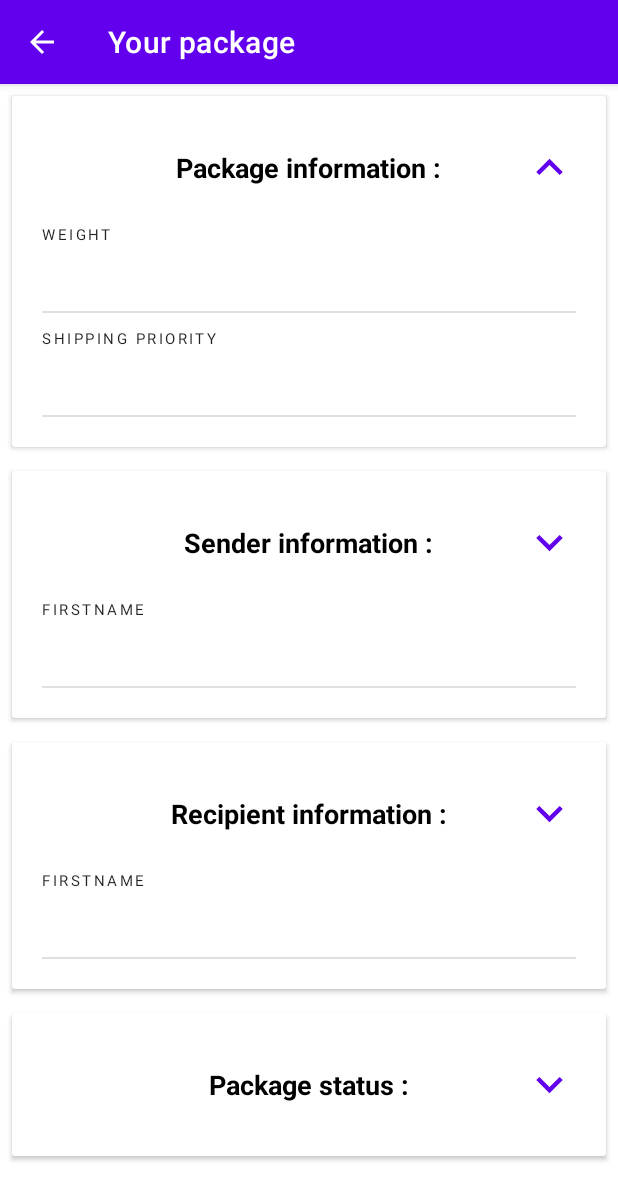
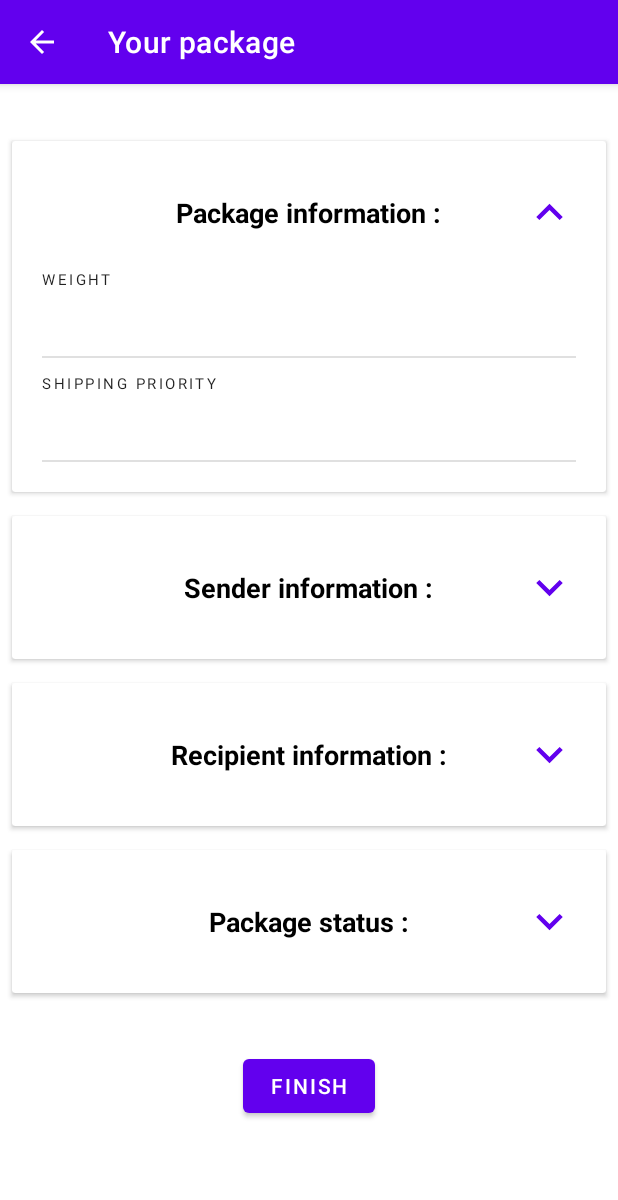
Before and after one commit to d-roduit/ShipmentTracking, an Android app: the ClientTrackPackageInformationActivity screen opened directly, with no data from a screen before it, after a tap on an icon or button, on a phone screen of 412 x 824 dp. Shown: the top 1200 px of the screen. Run offline under Robolectric (Android 15) with nearby library versions, the phone set to English and light mode, and no system bars; our stand-ins replace Room's generated code; 12 statements that could not run were skipped.

Commit message:
Adjustments and corrections

```diff
--- a/app/src/main/java/ch/dc/shipment_tracking_app/ClientPackageConfirmationActivity.java
+++ b/app/src/main/java/ch/dc/shipment_tracking_app/ClientPackageConfirmationActivity.java
@@ -90,7 +90,7 @@ public class ClientPackageConfirmationActivity extends BaseActivity {
 
         // Create the shipment
         Shipment shipment = new Shipment(item.getShippingNumber(),
-                TrackingStatus.DEPOSITED.getStringId(), item.getSenderNpa(), item.getSenderCity());
+                TrackingStatus.DEPOSITED.getStatusListPosition(), item.getSenderNpa(), item.getSenderCity());
 
         sendPackageButton.setOnClickListener(v -> sendPackage(item, shipment));
     }
--- a/app/src/main/java/ch/dc/shipment_tracking_app/ClientTrackPackageInformationActivity.java
+++ b/app/src/main/java/ch/dc/shipment_tracking_app/ClientTrackPackageInformationActivity.java
@@ -31,12 +31,16 @@ public class ClientTrackPackageInformationActivity extends BaseActivity {
     private LinearLayout expandableViewPackage;
     private LinearLayout expandableViewSender;
     private LinearLayout expandableViewRecipient;
+    private LinearLayout expandableViewStatus;
     private Button arrowButtonPackage;
     private Button arrowButtonSender;
     private Button arrowButtonRecipient;
+    private Button arrowButtonStatus;
+    private Button finishButton;
     private CardView packageCardview;
     private CardView senderCardview;
     private CardView recipientCardview;
+    private CardView statusCardview;
     private TextView textViewWeight;
     private TextView textViewShippingPriority;
     private TextView textViewSenderFirstname;
@@ -80,12 +84,16 @@ public class ClientTrackPackageInformationActivity extends BaseActivity {
         expandableViewPackage = findViewById(R.id.track_package_expandableView_package);
         expandableViewSender = findViewById(R.id.track_package_expandableView_sender);
         expandableViewRecipient = findViewById(R.id.track_package_expandableView_recipient);
+        expandableViewStatus = findViewById(R.id.track_package_expandableView_status);
         arrowButtonPackage = findViewById(R.id.button_expandCard_arrow_down_package);
         arrowButtonSender = findViewById(R.id.button_expandCard_arrow_down_sender);
         arrowButtonRecipient = findViewById(R.id.button_expandCard_arrow_down_recipient);
+        arrowButtonStatus = findViewById(R.id.button_expandCard_arrow_down_status);
+        finishButton = findViewById(R.id.track_package_button_finish);
         packageCardview = findViewById(R.id.cardview_package_information);
         senderCardview = findViewById(R.id.cardview_sender_information);
         recipientCardview = findViewById(R.id.cardview_recipient_information);
+        statusCardview = findViewById(R.id.cardview_status);
         textViewWeight = findViewById(R.id.track_package_weight);
         textViewShippingPriority = findViewById(R.id.track_package_shipping_priority);
         textViewSenderFirstname = findViewById(R.id.track_package_sender_firstname);
@@ -135,6 +143,10 @@ public class ClientTrackPackageInformationActivity extends BaseActivity {
                 expandCard(senderCardview, expandableViewSender, arrowButtonSender));
         arrowButtonRecipient.setOnClickListener(v ->
                 expandCard(recipientCardview, expandableViewRecipient, arrowButtonRecipient));
+        arrowButtonStatus.setOnClickListener(v ->
+                expandCard(statusCardview, expandableViewStatus, arrowButtonStatus));
+
+        finishButton.setOnClickListener(v -> redirectActivity(this, ClientMainActivity.class));
     }
 
     private void expandCard(CardView cardView, View expandableView, Button button) {
--- a/app/src/main/java/ch/dc/shipment_tracking_app/PostEmployeeManagePackageActivity.java
+++ b/app/src/main/java/ch/dc/shipment_tracking_app/PostEmployeeManagePackageActivity.java
@@ -10,9 +10,12 @@ import android.widget.AutoCompleteTextView;
 import android.widget.Button;
 
 import androidx.annotation.NonNull;
+import androidx.lifecycle.ViewModelProvider;
 
 import com.google.android.material.dialog.MaterialAlertDialogBuilder;
 import com.google.android.material.textfield.TextInputLayout;
+
+import ch.dc.shipment_tracking_app.viewmodel.ShipmentViewModel;
 
 public class PostEmployeeManagePackageActivity extends BaseActivity {
 
@@ -52,6 +55,7 @@ public class PostEmployeeManagePackageActivity extends BaseActivity {
 
         snackbarIntent = new Intent(this, PostEmployeeMainActivity.class);
 
+        //Views
         packageWeightTextInputLayout = findViewById(R.id.post_employee_manage_package_input_weight);
         shippingPriorityTextInputLayout = findViewById(R.id.post_employee_manage_package_input_shipping_priority);
         shippingPriorityDropDown = findViewById(R.id.post_employee_manage_package_shipping_priority_list);
--- a/app/src/main/java/ch/dc/shipment_tracking_app/db/entity/Shipment.java
+++ b/app/src/main/java/ch/dc/shipment_tracking_app/db/entity/Shipment.java
@@ -21,7 +21,7 @@ import java.util.Date;
                 onUpdate = ForeignKey.CASCADE
         )
 }, indices = {
-        @Index(value = "shipping_number", unique = true)
+        @Index(value = "shipping_number")
 })
 public class Shipment {
 
--- a/app/src/main/res/layout/activity_client_track_package_information.xml
+++ b/app/src/main/res/layout/activity_client_track_package_information.xml
@@ -9,7 +9,8 @@
     <LinearLayout
         android:layout_width="match_parent"
         android:layout_height="wrap_content"
-        android:orientation="vertical">
+        android:orientation="vertical"
+        android:paddingVertical="30dp">
 
         <androidx.cardview.widget.CardView
             android:id="@+id/cardview_package_information"
@@ -53,6 +54,12 @@
 
                 </RelativeLayout>
 
+                <LinearLayout
+                    android:id="@+id/track_package_expandableView_package"
+                    android:layout_width="match_parent"
+                    android:layout_height="wrap_content"
+                    android:orientation="vertical"
+                    android:visibility="gone">
 
                     <TextView
                         android:layout_width="wrap_content"
@@ -72,13 +79,6 @@
                         android:layout_marginBottom="16dp"/>
 
                     <View style="@style/Divider"/>
-
-                <LinearLayout
-                    android:id="@+id/track_package_expandableView_package"
-                    android:layout_width="match_parent"
-                    android:layout_height="wrap_content"
-                    android:orientation="vertical"
-                    android:visibility="gone">
 
                     <TextView
                         android:layout_width="wrap_content"
@@ -148,6 +148,12 @@
 
                 </RelativeLayout>
 
+                <LinearLayout
+                    android:id="@+id/track_package_expandableView_sender"
+                    android:layout_width="match_parent"
+                    android:layout_height="wrap_content"
+                    android:orientation="vertical"
+                    android:visibility="gone">
 
                     <TextView
                         android:layout_width="wrap_content"
@@ -167,13 +173,6 @@
                         android:layout_marginBottom="16dp"/>
 
                     <View style="@style/Divider"/>
-
-                <LinearLayout
-                    android:id="@+id/track_package_expandableView_sender"
-                    android:layout_width="match_parent"
-                    android:layout_height="wrap_content"
-                    android:orientation="vertical"
-                    android:visibility="gone">
 
                     <TextView
                         android:layout_width="wrap_content"
@@ -298,6 +297,12 @@
 
                 </RelativeLayout>
 
+                <LinearLayout
+                    android:id="@+id/track_package_expandableView_recipient"
+                    android:layout_width="match_parent"
+                    android:layout_height="wrap_content"
+                    android:orientation="vertical"
+                    android:visibility="gone">
 
                     <TextView
                         android:layout_width="wrap_content"
@@ -317,13 +322,6 @@
                         android:layout_marginBottom="16dp"/>
 
                     <View style="@style/Divider"/>
-
-                <LinearLayout
-                    android:id="@+id/track_package_expandableView_recipient"
-                    android:layout_width="match_parent"
-                    android:layout_height="wrap_content"
-                    android:orientation="vertical"
-                    android:visibility="gone">
 
                     <TextView
                         android:layout_width="wrap_content"
@@ -448,16 +446,6 @@
 
                 </RelativeLayout>
 
-
-                <androidx.recyclerview.widget.RecyclerView
-                    android:id="@+id/recycler_view_track_status"
-                    android:layout_width="match_parent"
-                    android:layout_height="match_parent"
-                    tools:listitem="@layout/shipment_item">
-
-
-                </androidx.recyclerview.widget.RecyclerView>
-
                 <LinearLayout
                     android:id="@+id/track_package_expandableView_status"
                     android:layout_width="match_parent"
@@ -465,6 +453,11 @@
                     android:orientation="vertical"
                     android:visibility="gone">
 
+                    <androidx.recyclerview.widget.RecyclerView
+                        android:id="@+id/recycler_view_track_status"
+                        android:layout_width="match_parent"
+                        android:layout_height="wrap_content"
+                        tools:listitem="@layout/shipment_item" />
 
 
                 </LinearLayout>
@@ -473,6 +466,14 @@
 
         </androidx.cardview.widget.CardView>
 
+        <Button
+            android:id="@+id/track_package_button_finish"
+            android:layout_width="wrap_content"
+            android:layout_height="wrap_content"
+            android:layout_marginTop="30dp"
+            android:text="@string/button_finish"
+            android:layout_gravity="center"/>
+
     </LinearLayout>
 
 </ScrollView>
```
Also changed, not shown: app/src/main/java/ch/dc/shipment_tracking_app/PostEmployeeMainActivity.java (+16 -4 lines), app/src/main/java/ch/dc/shipment_tracking_app/PostEmployeeUpdateTrackingActivity.java (+39 -0 lines), app/src/main/java/ch/dc/shipment_tracking_app/TrackingStatus.java (+17 -13 lines), app/src/main/java/ch/dc/shipment_tracking_app/adapter/RecyclerAdapter.java (+10 -1 lines), app/src/main/res/layout/activity_client_send_package.xml (+18 -17 lines), app/src/main/res/layout/shipment_item.xml (+10 -1 lines), 1 other file. Lines whose indentation alone changed are shown as unchanged.
